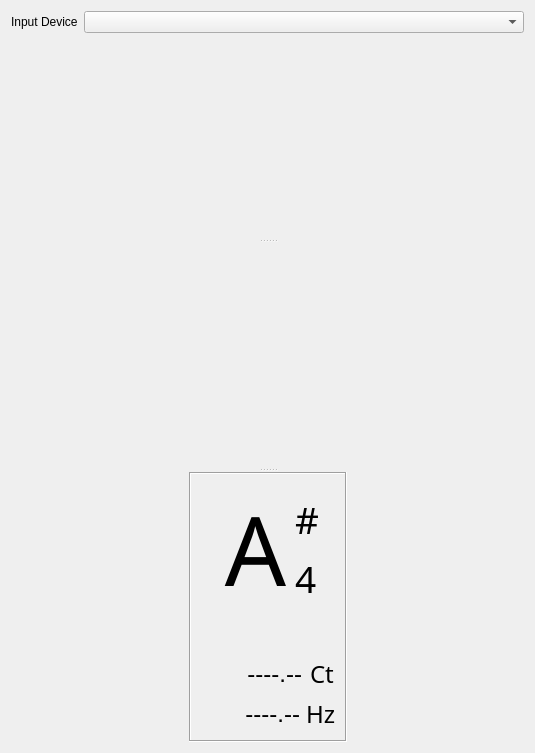
Above: src/ui/tuner.ui from StevenBaby/musico before the change. Below: the same form after it.
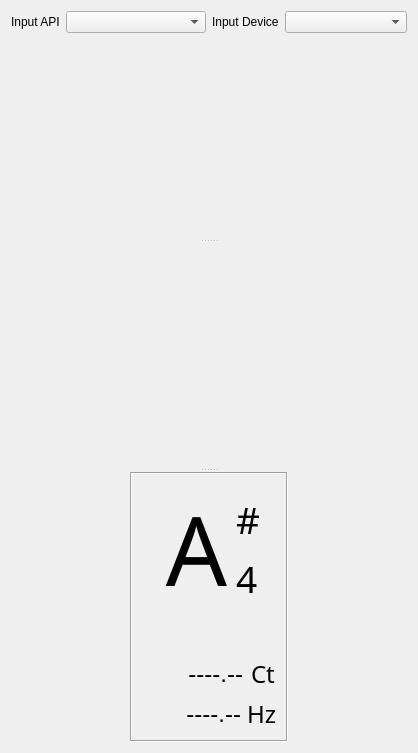
That is the form after the change.

Diff of the .ui file:
```diff
--- a/src/ui/tuner.ui
+++ b/src/ui/tuner.ui
@@ -6,8 +6,8 @@
    <rect>
     <x>0</x>
     <y>0</y>
-    <width>535</width>
-    <height>713</height>
+    <width>418</width>
+    <height>741</height>
    </rect>
   </property>
   <property name="windowTitle">
@@ -15,6 +15,8 @@
   </property>
   <layout class="QVBoxLayout" name="verticalLayout_6">
    <item>
+    <layout class="QHBoxLayout" name="horizontalLayout_9">
+     <item>
     <widget class="QWidget" name="widget0" native="true">
      <layout class="QHBoxLayout" name="horizontalLayout_3">
       <property name="leftMargin">
@@ -38,6 +40,40 @@
          </sizepolicy>
         </property>
         <property name="text">
+           <string>Input API</string>
+          </property>
+         </widget>
+        </item>
+        <item>
+         <widget class="QComboBox" name="input_api_box"/>
+        </item>
+       </layout>
+      </widget>
+     </item>
+     <item>
+      <widget class="QWidget" name="widget6" native="true">
+       <layout class="QHBoxLayout" name="horizontalLayout_7">
+        <property name="leftMargin">
+         <number>0</number>
+        </property>
+        <property name="topMargin">
+         <number>0</number>
+        </property>
+        <property name="rightMargin">
+         <number>0</number>
+        </property>
+        <property name="bottomMargin">
+         <number>0</number>
+        </property>
+        <item>
+         <widget class="QLabel" name="label_3">
+          <property name="sizePolicy">
+           <sizepolicy hsizetype="Fixed" vsizetype="Preferred">
+            <horstretch>0</horstretch>
+            <verstretch>0</verstretch>
+           </sizepolicy>
+          </property>
+          <property name="text">
          <string>Input Device</string>
         </property>
        </widget>
@@ -48,6 +84,8 @@
      </layout>
     </widget>
    </item>
+    </layout>
+   </item>
    <item>
     <widget class="QSplitter" name="splitter">
      <property name="orientation">
@@ -81,7 +119,7 @@
        </item>
       </layout>
      </widget>
-     <widget class="QWidget" name="">
+     <widget class="QWidget" name="layoutWidget">
       <layout class="QVBoxLayout" name="verticalLayout_3">
        <property name="spacing">
         <number>0</number>
```
Left out of the diff: 4 changed lines with no effect on the pictures. Lines whose indentation alone changed are shown as unchanged.
